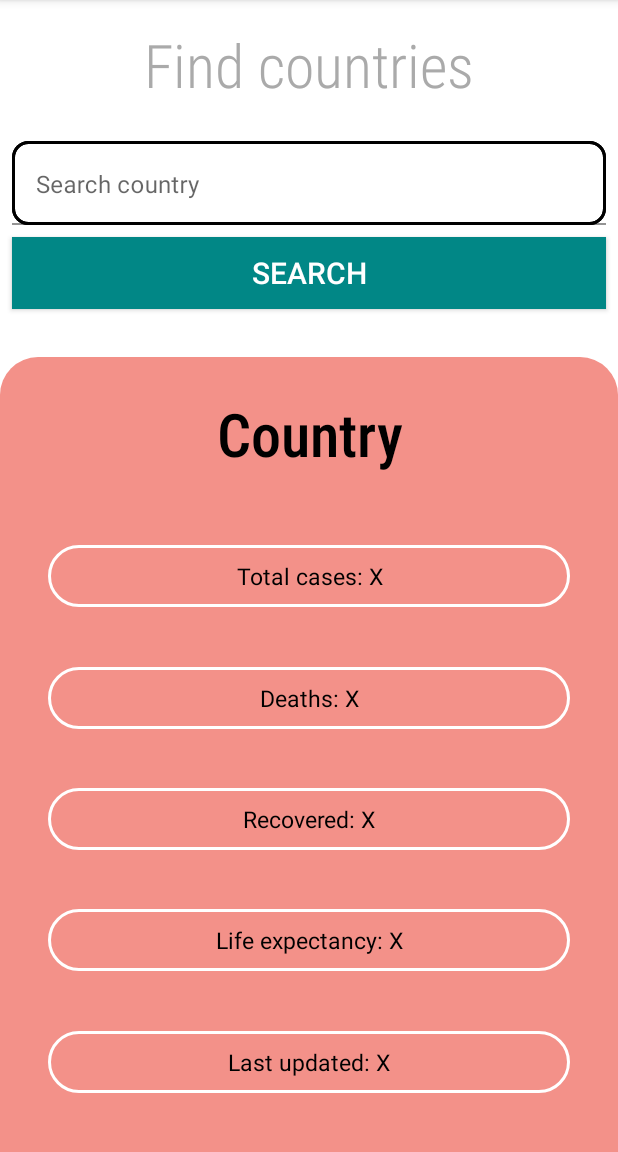
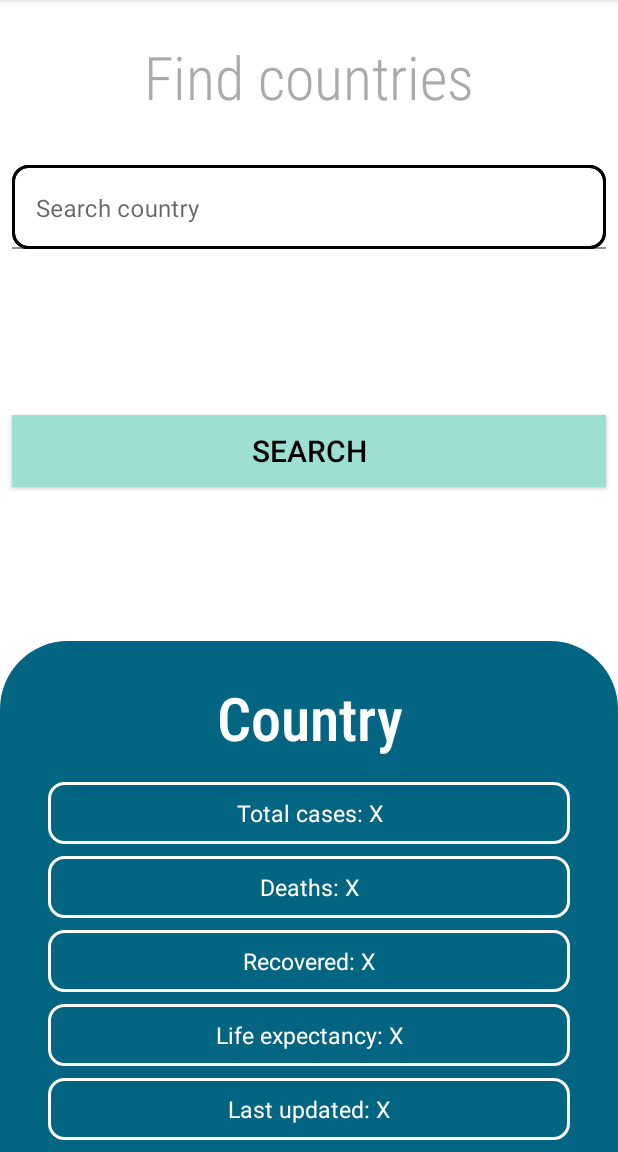
Before and after one commit to borYans/CovidStats-app, an Android app: the screen it shows after launch (MainActivity), on a phone screen of 412 x 824 dp, the part 84-1236 px from its top. Run offline under Robolectric (Android 15) with nearby library versions, the phone set to English and light mode, and no system bars; our stand-ins replace data binding, navigation-ui.

```diff
--- a/app/build.gradle
+++ b/app/build.gradle
@@ -54,6 +54,9 @@ dependencies {
     implementation 'androidx.lifecycle:lifecycle-extensions:2.2.0'
     implementation 'androidx.legacy:legacy-support-v4:1.0.0'
 
+    //Interceptor
+    implementation "com.squareup.okhttp3:logging-interceptor:4.5.0"
+
 
     testImplementation 'junit:junit:4.+'
     androidTestImplementation 'androidx.test.ext:junit:1.1.2'
--- a/app/src/main/java/com/boryans/covidstats/api/CountryApi.kt
+++ b/app/src/main/java/com/boryans/covidstats/api/CountryApi.kt
@@ -1,17 +1,15 @@
 package com.boryans.covidstats.api
 
-import android.util.ArrayMap
 import com.boryans.covidstats.model.Country
 import okhttp3.ResponseBody
 import retrofit2.Call
-import retrofit2.Response
 import retrofit2.http.GET
 import retrofit2.http.Query
 
 interface CountryApi {
 
     @GET("cases")
-    suspend fun getAllCountries(): Response<ArrayMap<String, Country>>
+     fun getAllCountries(): Call<Map<String, Country.MainCountry>>
 
     @GET("cases?country=France")
      fun getSpecificCountry(@Query("country") country: String): Call<Country>
--- a/app/src/main/java/com/boryans/covidstats/viewmodels/HomeViewModel.kt
+++ b/app/src/main/java/com/boryans/covidstats/viewmodels/HomeViewModel.kt
@@ -29,6 +29,7 @@ class HomeViewModel: ViewModel() {
                         val countriesResponse = response.body()
 
                         countryDetails.postValue(Resource.Success(countriesResponse))
+
                     }
                 } catch (e: Exception) {
                     Log.d(TAG, "Exception: $e")
--- a/app/src/main/res/drawable/background_home_stats.xml
+++ b/app/src/main/res/drawable/background_home_stats.xml
@@ -1,9 +1,9 @@
 <?xml version="1.0" encoding="utf-8"?>
 <shape xmlns:android="http://schemas.android.com/apk/res/android"
     android:shape="rectangle">
-    <solid android:color="@color/light_background" />
+    <solid android:color="@color/search_button_color" />
     <corners
-        android:topLeftRadius="25dp"
-        android:topRightRadius="25dp" />
+        android:topLeftRadius="45dp"
+        android:topRightRadius="45dp" />
 
 </shape>
--- a/app/src/main/res/drawable/background_stats_info.xml
+++ b/app/src/main/res/drawable/background_stats_info.xml
@@ -2,7 +2,7 @@
 <shape xmlns:android="http://schemas.android.com/apk/res/android"
     android:shape="rectangle">
 
-    <corners android:radius="20dp" />
+    <corners android:radius="10dp" />
     <stroke
         android:color="@color/white"
         android:width="2dp" />
--- a/app/src/main/res/layout/fragment_home.xml
+++ b/app/src/main/res/layout/fragment_home.xml
@@ -45,7 +45,7 @@
                 android:layout_height="wrap_content"
                 android:layout_marginStart="8dp"
                 android:layout_marginLeft="8dp"
-                android:layout_marginTop="16dp"
+                android:layout_marginTop="24dp"
                 android:layout_marginEnd="8dp"
                 android:layout_marginRight="8dp"
                 android:fontFamily="sans-serif-condensed-light"
@@ -63,7 +63,7 @@
                 android:layout_height="wrap_content"
                 android:layout_marginStart="8dp"
                 android:layout_marginLeft="8dp"
-                android:layout_marginTop="24dp"
+                android:layout_marginTop="32dp"
                 android:layout_marginEnd="8dp"
                 android:layout_marginRight="8dp"
                 android:background="@drawable/country_item_background"
@@ -89,13 +89,15 @@
                 android:layout_height="wrap_content"
                 android:layout_marginStart="8dp"
                 android:layout_marginLeft="8dp"
-                android:layout_marginTop="8dp"
+                android:layout_marginTop="16dp"
                 android:layout_marginEnd="8dp"
                 android:layout_marginRight="8dp"
-                android:background="@color/teal_700"
+                android:layout_marginBottom="8dp"
+                android:background="#9ddfd3"
                 android:text="Search"
-                android:textColor="@color/white"
+                android:textColor="@color/black"
                 android:textSize="20sp"
+                app:layout_constraintBottom_toTopOf="@+id/constraintLayout"
                 app:layout_constraintEnd_toEndOf="parent"
                 app:layout_constraintStart_toStartOf="parent"
                 app:layout_constraintTop_toBottomOf="@+id/textInputLayout" />
@@ -103,13 +105,11 @@
             <androidx.constraintlayout.widget.ConstraintLayout
                 android:id="@+id/constraintLayout"
                 android:layout_width="match_parent"
-                android:layout_height="0dp"
-                android:layout_marginTop="32dp"
+                android:layout_height="wrap_content"
                 android:background="@drawable/background_home_stats"
                 app:layout_constraintBottom_toBottomOf="parent"
                 app:layout_constraintEnd_toEndOf="parent"
-                app:layout_constraintStart_toStartOf="parent"
-                app:layout_constraintTop_toBottomOf="@+id/searchButton">
+                app:layout_constraintStart_toStartOf="parent">
 
 
                 <TextView
@@ -124,7 +124,7 @@
                     android:fontFamily="sans-serif-condensed-light"
                     android:gravity="center"
                     android:text="Country"
-                    android:textColor="@android:color/black"
+                    android:textColor="@android:color/white"
                     android:textSize="40sp"
                     android:textStyle="bold"
                     app:layout_constraintEnd_toEndOf="parent"
@@ -146,7 +146,7 @@
                     android:gravity="center"
                     android:padding="10dp"
                     android:text="Total cases: X"
-                    android:textColor="@color/black"
+                    android:textColor="@color/white"
                     android:textSize="15sp"
                     app:layout_constraintBottom_toTopOf="@+id/deaths"
                     app:layout_constraintEnd_toEndOf="parent"
@@ -168,7 +168,7 @@
                     android:gravity="center"
                     android:padding="10dp"
                     android:text="Recovered: X"
-                    android:textColor="@color/black"
+                    android:textColor="@color/white"
                     android:textSize="15sp"
                     app:layout_constraintBottom_toTopOf="@+id/lifeExpectancy"
                     app:layout_constraintEnd_toEndOf="parent"
@@ -190,7 +190,7 @@
                     android:gravity="center"
                     android:padding="10dp"
                     android:text="Deaths: X"
-                    android:textColor="@color/black"
+                    android:textColor="@color/white"
                     android:textSize="15sp"
                     app:layout_constraintBottom_toTopOf="@+id/recoveredCases"
                     app:layout_constraintEnd_toEndOf="parent"
@@ -213,7 +213,7 @@
                     android:gravity="center"
                     android:padding="10dp"
                     android:text="Life expectancy: X"
-                    android:textColor="@color/black"
+                    android:textColor="@color/white"
                     android:textSize="15sp"
                     app:layout_constraintBottom_toTopOf="@+id/lastUpdated"
                     app:layout_constraintEnd_toEndOf="parent"
@@ -236,7 +236,7 @@
                     android:gravity="center"
                     android:padding="10dp"
                     android:text="Last updated: X"
-                    android:textColor="@color/black"
+                    android:textColor="@color/white"
                     android:textSize="15sp"
                     app:layout_constraintBottom_toBottomOf="parent"
                     app:layout_constraintEnd_toEndOf="parent"
--- a/app/src/main/res/layout/item_country.xml
+++ b/app/src/main/res/layout/item_country.xml
@@ -15,7 +15,7 @@
     <ImageView
         android:id="@+id/imageView"
         android:layout_width="70dp"
-        android:layout_height="60dp"
+        android:layout_height="40dp"
         android:padding="5dp"
         android:layout_marginStart="3dp"
         android:layout_marginLeft="3dp"
--- a/app/src/main/res/values/colors.xml
+++ b/app/src/main/res/values/colors.xml
@@ -10,7 +10,7 @@
 
 
 
-    <color name="dark_background">#0A052E</color>
+    <color name="dark_background">#1b1717</color>
     <color name="light_background">#f39189</color>
 
     <color name="search_button_color">#046582</color>
```
Also changed, not shown: app/src/main/java/com/boryans/covidstats/adapters/CountryListRecyclerAdapter.kt (+9 -10 lines), app/src/main/java/com/boryans/covidstats/api/RetrofitInstance.kt (+10 -0 lines), app/src/main/java/com/boryans/covidstats/model/All.kt (deleted, +0 -27 lines), app/src/main/java/com/boryans/covidstats/model/Country.kt (+27 -2 lines), app/src/main/java/com/boryans/covidstats/ui/CountryList.kt (+17 -7 lines), app/src/main/java/com/boryans/covidstats/ui/HomeFragment.kt (+12 -19 lines), app/src/main/java/com/boryans/covidstats/viewmodels/CountryViewModel.kt (+39 -13 lines).
